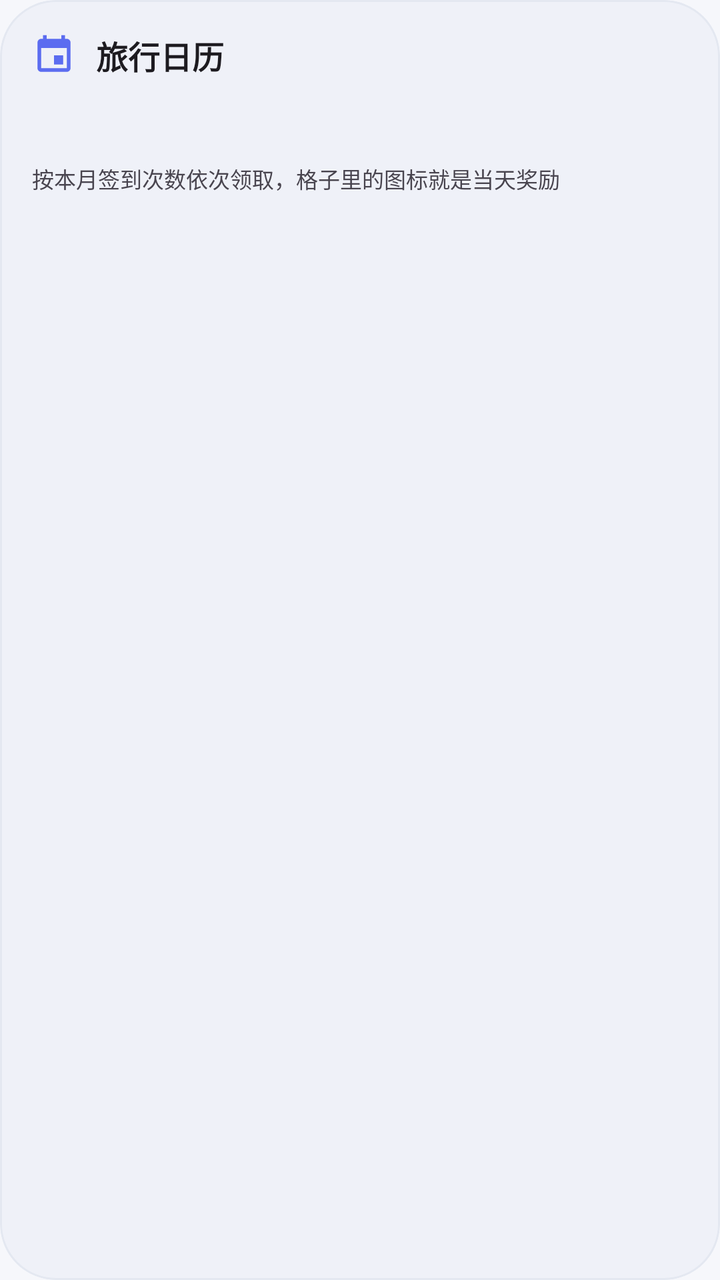
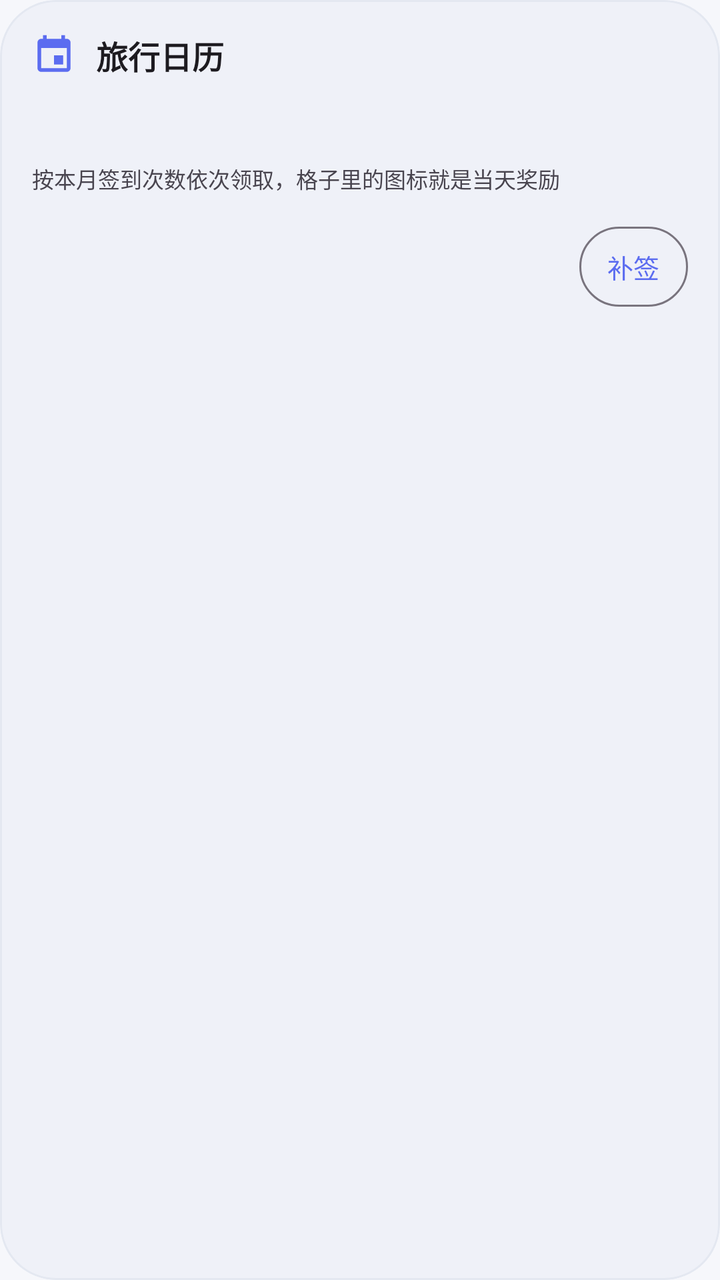

Before-and-after screenshots of an Android layout around one commit, followed by the original layout XML and the change that was made.
<!-- AndroidManifest.xml: application theme Theme.TravelerNote -->
<!-- res/layout/item_calendar.xml -->
<?xml version="1.0" encoding="utf-8"?>
<com.google.android.material.card.MaterialCardView xmlns:android="http://schemas.android.com/apk/res/android"
    xmlns:app="http://schemas.android.com/apk/res-auto"
    android:layout_width="match_parent"
    android:layout_height="wrap_content"
    android:layout_marginTop="4dp"
    android:layout_marginBottom="12dp"
    app:cardBackgroundColor="?attr/colorSurfaceContainerHigh"
    app:cardCornerRadius="28dp"
    app:cardElevation="0dp">

    <LinearLayout
        android:layout_width="match_parent"
        android:layout_height="wrap_content"
        android:orientation="vertical"
        android:padding="16dp">

        <LinearLayout
            android:layout_width="match_parent"
            android:layout_height="wrap_content"
            android:gravity="center_vertical"
            android:orientation="horizontal">

            <ImageView
                android:layout_width="22dp"
                android:layout_height="22dp"
                android:contentDescription="@null"
                android:src="@drawable/ic_calendar"
                app:tint="?attr/colorPrimary" />

            <TextView
                android:layout_width="wrap_content"
                android:layout_height="wrap_content"
                android:layout_marginStart="10dp"
                android:text="@string/calendar_title"
                android:textColor="?android:attr/textColorPrimary"
                android:textSize="16sp"
                android:textStyle="bold" />
        </LinearLayout>

        <TextView
            android:id="@+id/calendarSummary"
            android:layout_width="match_parent"
            android:layout_height="wrap_content"
            android:layout_marginTop="6dp"
            android:textColor="?android:attr/textColorSecondary"
            android:textSize="13sp" />

        <LinearLayout
            android:id="@+id/calendarGrid"
            android:layout_width="match_parent"
            android:layout_height="wrap_content"
            android:layout_marginTop="10dp"
            android:orientation="vertical" />

        <TextView
            android:id="@+id/calendarCaption"
            android:layout_width="match_parent"
            android:layout_height="wrap_content"
            android:layout_marginTop="8dp"
            android:text="@string/calendar_caption"
            android:textColor="?android:attr/textColorSecondary"
            android:textSize="11sp" />
    </LinearLayout>
</com.google.android.material.card.MaterialCardView>
<!-- resources referenced by this layout -->
<resources>
  <!-- drawable ic_calendar (drawable) -->
  <?xml version="1.0" encoding="utf-8"?>
  <vector xmlns:android="http://schemas.android.com/apk/res/android"
      android:width="24dp"
      android:height="24dp"
      android:viewportWidth="24"
      android:viewportHeight="24"
      android:tint="?attr/colorControlNormal">
      <path
          android:fillColor="#FF000000"
          android:pathData="M17,12h-5v5h5v-5zM16,1v2L8,3L8,1L6,1v2L5,3c-1.11,0 -1.99,0.9 -1.99,2L3,19c0,1.1 0.89,2 2,2h14c1.1,0 2,-0.9 2,-2L21,5c0,-1.1 -0.9,-2 -2,-2h-1L18,1h-2zM19,19L5,19L5,8h14v11z" />
  </vector>
  <string name="calendar_caption">按本月签到次数依次领取，格子里的图标就是当天奖励</string>
  <string name="calendar_title">旅行日历</string>
  <style name="Theme.TravelerNote" parent="Theme.Material3.DayNight.NoActionBar">
          <item name="colorPrimary">@color/accent_blue</item>
          <item name="colorOnPrimary">@color/on_primary</item>
          <item name="colorPrimaryContainer">@color/primary_container_blue</item>
          <item name="colorOnPrimaryContainer">@color/on_primary_container_blue</item>
          <item name="colorSecondary">@color/accent_blue</item>
          <item name="colorOnSecondary">@color/on_primary</item>
          <item name="colorSecondaryContainer">@color/secondary_container</item>
          <item name="colorOnSecondaryContainer">@color/on_secondary_container</item>
  
          <item name="colorSurface">@color/surface</item>
          <item name="colorOnSurface">@color/on_surface</item>
          <item name="colorSurfaceVariant">@color/surface_container</item>
          <item name="colorOnSurfaceVariant">@color/on_surface_variant</item>
          <item name="colorSurfaceContainer">@color/surface_container</item>
          <item name="colorSurfaceContainerHigh">@color/surface_container_high</item>
          <item name="colorOutlineVariant">@color/outline_variant</item>
  
          <item name="android:windowBackground">@color/background</item>
          <item name="android:statusBarColor">@android:color/transparent</item>
          <item name="android:navigationBarColor">@android:color/transparent</item>
          <item name="android:windowLightStatusBar">true</item>
          <item name="android:windowLightNavigationBar">true</item>
          <item name="android:windowLayoutInDisplayCutoutMode">shortEdges</item>
      </style>
  <color name="accent_blue">#5B6CF0</color>
  <color name="on_primary">#FFFFFF</color>
  <color name="primary_container_blue">#E2E7FF</color>
  <color name="on_primary_container_blue">#2732A8</color>
  <color name="secondary_container">#EBEEF6</color>
  <color name="on_secondary_container">#2A3242</color>
  <color name="surface">#FFFFFF</color>
  <color name="on_surface">#1F2430</color>
  <color name="surface_container">#F7F8FC</color>
  <color name="on_surface_variant">#7C8698</color>
  <color name="surface_container_high">#EFF1F8</color>
  <color name="outline_variant">#E4E8F1</color>
  <color name="background">#F6F7FB</color>
</resources>

<!-- the commit's change to res/layout/item_calendar.xml (unified diff, before → after) -->
@@ -61,5 +61,35 @@
             android:text="@string/calendar_caption"
             android:textColor="?android:attr/textColorSecondary"
             android:textSize="11sp" />
+
+        
+        <LinearLayout
+            android:layout_width="match_parent"
+            android:layout_height="wrap_content"
+            android:layout_marginTop="12dp"
+            android:gravity="center_vertical"
+            android:orientation="horizontal">
+
+            <TextView
+                android:id="@+id/resignHint"
+                android:layout_width="0dp"
+                android:layout_height="wrap_content"
+                android:layout_weight="1"
+                android:textColor="?android:attr/textColorSecondary"
+                android:textSize="12sp" />
+
+            <com.google.android.material.button.MaterialButton
+                android:id="@+id/resignBtn"
+                style="@style/Widget.Material3.Button.OutlinedButton"
+                android:layout_width="wrap_content"
+                android:layout_height="wrap_content"
+                android:layout_marginStart="10dp"
+                android:minWidth="0dp"
+                android:paddingStart="14dp"
+                android:paddingEnd="14dp"
+                android:text="@string/resign_action"
+                android:textSize="13sp"
+                app:cornerRadius="20dp" />
+        </LinearLayout>
     </LinearLayout>
 </com.google.android.material.card.MaterialCardView>
<!-- resource entries referenced after the edit -->
@@ -14,6 +14,7 @@
   </vector>
   <string name="calendar_caption">按本月签到次数依次领取，格子里的图标就是当天奖励</string>
   <string name="calendar_title">旅行日历</string>
+  <string name="resign_action">补签</string>
   <style name="Theme.TravelerNote" parent="Theme.Material3.DayNight.NoActionBar">
           <item name="colorPrimary">@color/accent_blue</item>
           <item name="colorOnPrimary">@color/on_primary</item>
